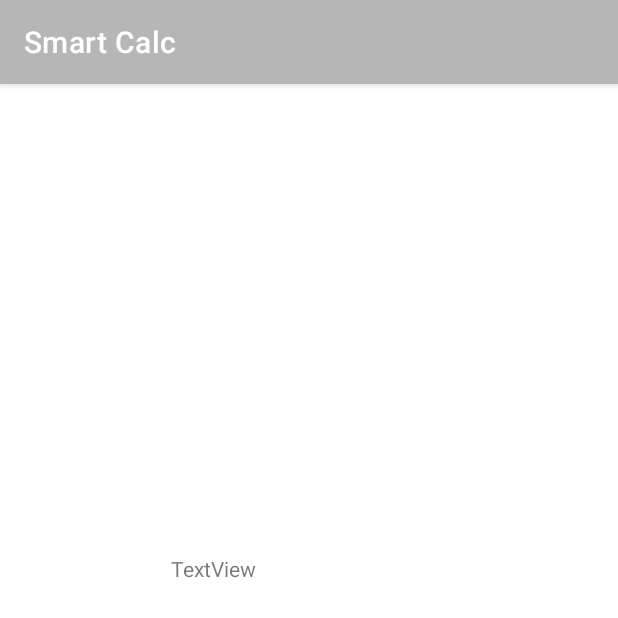
After one commit to vadim-soude/UPJV_DUT2_MentalMath, an Android app: the historic screen opened directly, with no data from a screen before it, on a phone screen of 412 x 824 dp, the top half of it. The commit adds this screen. Run offline under Robolectric (Android 15) with nearby library versions, the phone set to English and light mode, and no system bars.

Commit message:
Added a second activity and linked it with the toolbar menu

```diff
--- a/app/src/main/AndroidManifest.xml
+++ b/app/src/main/AndroidManifest.xml
@@ -1,7 +1,6 @@
 <?xml version="1.0" encoding="utf-8"?>
 <manifest xmlns:android="http://schemas.android.com/apk/res/android"
     package="fr.vadimsoude.mentalcounting">
-
     <application
         android:allowBackup="true"
         android:icon="@mipmap/ic_launcher"
@@ -9,6 +8,10 @@
         android:roundIcon="@mipmap/ic_launcher_round"
         android:supportsRtl="true"
         android:theme="@style/Theme.MentalCounting">
+        <activity
+            android:name=".historic"
+            android:label="@string/app_name"
+            android:exported="false" />
         <activity
             android:name=".MainActivity"
             android:exported="true">
--- /dev/null
+++ b/app/src/main/java/fr/vadimsoude/mentalcounting/historic.java
@@ -0,0 +1,14 @@
+package fr.vadimsoude.mentalcounting;
+
+import androidx.appcompat.app.AppCompatActivity;
+
+import android.os.Bundle;
+
+public class historic extends AppCompatActivity {
+
+    @Override
+    protected void onCreate(Bundle savedInstanceState) {
+        super.onCreate(savedInstanceState);
+        setContentView(R.layout.activity_history);
+    }
+}
--- /dev/null
+++ b/app/src/main/res/layout/activity_history.xml
@@ -0,0 +1,18 @@
+<?xml version="1.0" encoding="utf-8"?>
+<androidx.constraintlayout.widget.ConstraintLayout xmlns:android="http://schemas.android.com/apk/res/android"
+    xmlns:app="http://schemas.android.com/apk/res-auto"
+    xmlns:tools="http://schemas.android.com/tools"
+    android:layout_width="match_parent"
+    android:layout_height="match_parent"
+    tools:context=".historic">
+
+    <TextView
+        android:id="@+id/textView3"
+        android:layout_width="184dp"
+        android:layout_height="142dp"
+        android:text="TextView"
+        app:layout_constraintBottom_toBottomOf="parent"
+        app:layout_constraintEnd_toEndOf="parent"
+        app:layout_constraintStart_toStartOf="parent"
+        app:layout_constraintTop_toTopOf="parent" />
+</androidx.constraintlayout.widget.ConstraintLayout>
```
Also changed, not shown: app/src/main/java/fr/vadimsoude/mentalcounting/MainActivity.java (+55 -42 lines).
